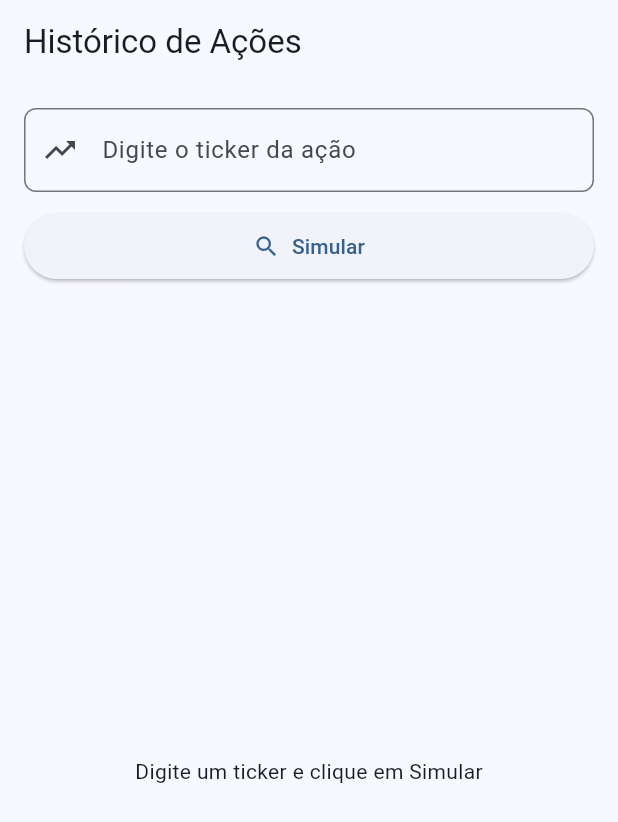
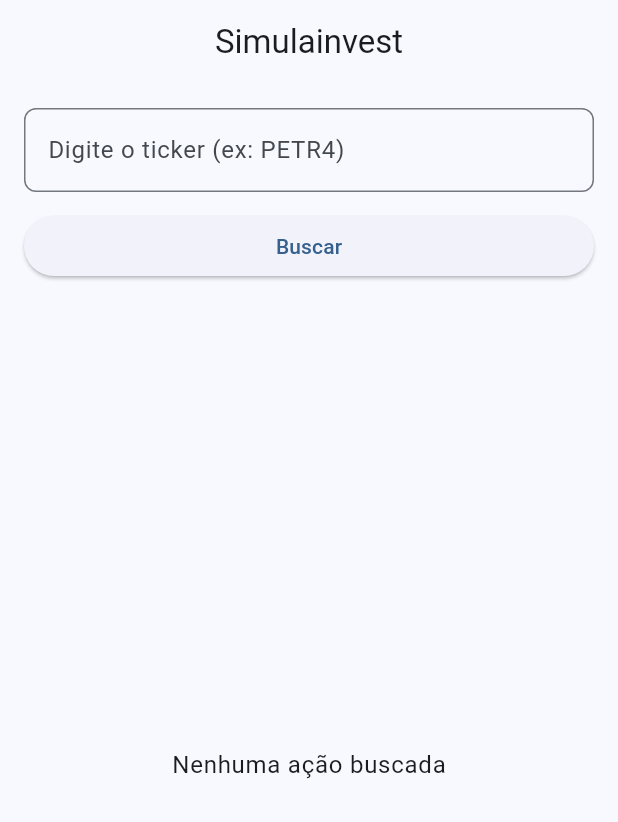
Before and after one commit to tavinskrt/equisim, a Flutter app: the screen it shows after launch, on a phone screen of 412 x 824 dp. Shown: the top 822 px of the screen. Run offline on Flutter 3.47's test engine with Material 3 defaults, Android fonts, the phone set to English and light mode, and no system bars; our stand-ins replace flutter_dotenv.

Commit message:
remodelagem do codigo para atender ao modelo MVC. Criação do modelo para tratar exceptions de forma mais detalhada e eficiente facilitando correções ou adição de novos tratamentos

```diff
--- /dev/null
+++ b/lib/controllers/base_controller.dart
@@ -0,0 +1,29 @@
+import 'package:flutter/material.dart';
+
+/// Classe base para todos os controladores
+/// Fornece gerenciamento de estado comum e notificação de mudanças
+abstract class BaseController extends ChangeNotifier {
+  bool _isLoading = false;
+  String? _errorMessage;
+
+  bool get isLoading => _isLoading;
+  String? get errorMessage => _errorMessage;
+
+  /// Define o estado de carregamento
+  void setLoading(bool value) {
+    _isLoading = value;
+    notifyListeners();
+  }
+
+  /// Define uma mensagem de erro
+  void setError(String? message) {
+    _errorMessage = message;
+    notifyListeners();
+  }
+
+  /// Limpa o estado de erro
+  void clearError() {
+    _errorMessage = null;
+    notifyListeners();
+  }
+}
--- a/lib/main.dart
+++ b/lib/main.dart
@@ -1,9 +1,8 @@
-//import 'dart:convert';
 import 'package:flutter/material.dart';
-//import 'package:http/http.dart' as http;
 import 'package:flutter_dotenv/flutter_dotenv.dart';
-import 'models/stock.dart';
-import 'services/stock_service.dart';
+import 'package:provider/provider.dart';
+import 'controllers/stock_controller.dart';
+import 'views/stock_page.dart';
 
 
 Future<void> main() async {
@@ -21,157 +20,20 @@ Future<void> main() async {
 
 
 class MyApp extends StatelessWidget {
-  //Mantendo o padrão de construtor com super.key(identidade do widget passada pro pai, sem
-  //super.key as keys não fazem nada) para compatibilidade futura e melhores práticas.
   const MyApp({super.key});
-  //@override não faz o código funcionar — ele evita que você escreva código errado sem perceber.
-  //Ele é uma anotação que indica que o método build() está sobrescrevendo um método da classe pai (StatelessWidget).
-  @override
-  Widget build(BuildContext context) {
-    // O MaterialApp é o widget raiz da aplicação, que configura temas, rotas e a tela inicial.
-    return MaterialApp(
-      title: 'Stocks App',
-      theme: ThemeData(
-        colorScheme: ColorScheme.fromSeed(seedColor: Colors.blue),
-      ),
-      home: const StockPage(),
-    );
-  }
-}
-
-
-
-class StockPage extends StatefulWidget {
-  const StockPage({super.key});
-  @override
-  // O createState é um método obrigatório para StatefulWidgets, que cria a instância do estado associado a este widget.
-  State<StockPage> createState() => _StockPageState();
-}
-
-
-
-class _StockPageState extends State<StockPage> {
-  List<Stock> stocks = [];
-  bool isLoading = false;
-  String? errorMessage;
-  // 'late' indica que a variável será inicializada posteriormente, mas antes de ser usada.
-  // O TextEditingController é usado para controlar o texto de um TextField.
-  late TextEditingController _tickerController;
-
-  @override
-  void initState() {
-    super.initState();
-    _tickerController = TextEditingController();
-  }
-
-  @override
-  void dispose() {
-    _tickerController.dispose();
-    super.dispose();
-  }
-
-  Future<void> fetchStocks() async {
-    final ticker = _tickerController.text.trim().toUpperCase();
-    if (ticker.isEmpty) {
-      setState(() {
-        errorMessage = 'Por favor, digite um ticker';
-      });
-      return;
-    }
-    setState(() {
-      isLoading = true;
-      errorMessage = null;
-    });
-
-    final stockServices = StockService();
-    try {
-      final loadedStocks = await stockServices.fetchStocks(ticker);
-      setState(() {
-        stocks = loadedStocks;
-        isLoading = false;
-      });
-    } catch (e) {
-      setState(() {
-        isLoading = false;
-        errorMessage = '$e';
-      });
-    }
-  }
 
   @override
   Widget build(BuildContext context) {
-    return Scaffold(
-      appBar: AppBar(
-        title: const Text('Histórico de Ações'),
-      ),
-      body: Column(
-        children: [
-          Padding(
-            padding: const EdgeInsets.all(16.0),
-            child: Column(
-              children: [
-                TextField(
-                  controller: _tickerController,
-                  textCapitalization: TextCapitalization.characters,
-                  decoration: InputDecoration(
-                    labelText: 'Digite o ticker da ação',
-                    hintText: 'Ex: PETR4, VALE3, ITUB4',
-                    border: OutlineInputBorder(
-                      borderRadius: BorderRadius.circular(8),
-                    ),
-                    prefixIcon: const Icon(Icons.trending_up),
-                  ),
-                ),
-                const SizedBox(height: 12),
-                SizedBox(
-                  width: double.infinity,
-                  child: ElevatedButton.icon(
-                    onPressed: isLoading ? null : fetchStocks,
-                    icon: const Icon(Icons.search),
-                    label: const Text('Simular'),
-                    style: ElevatedButton.styleFrom(
-                      padding: const EdgeInsets.symmetric(vertical: 12),
-                    ),
-                  ),
-                ),
-              ],
-            ),
-          ),
-          Expanded(
-            child: isLoading
-                ? const Center(child: CircularProgressIndicator())
-                : errorMessage != null
-                    ? Center(
-                        child: Padding(
-                          padding: const EdgeInsets.all(16.0),
-                          child: Column(
-                            mainAxisAlignment: MainAxisAlignment.center,
-                            children: [
-                              const Icon(Icons.error, size: 50, color: Colors.red),
-                              const SizedBox(height: 16),
-                              Text(
-                                errorMessage!,
-                                textAlign: TextAlign.center,
-                                style: const TextStyle(fontSize: 16),
-                              ),
-                            ],
-                          ),
-                        ),
-                      )
-                    : stocks.isEmpty
-                        ? const Center(child: Text('Digite um ticker e clique em Simular'))
-                        : ListView.builder(
-                            itemCount: stocks.length,
-                            itemBuilder: (context, index) {
-                              final stock = stocks[index];
-                              return ListTile(
-                                title: Text(stock.date),
-                                subtitle: Text('Preço: R\$ ${stock.close.toStringAsFixed(2)}'),
-                              );
-                            },
-                          ),
-          ),
-        ],
+    return MultiProvider(
+      providers: [
+        ChangeNotifierProvider(create: (_) => StockController()),
+      ],
+      child: MaterialApp(
+        title: 'Simulainvest',
+        theme: ThemeData(
+          colorScheme: ColorScheme.fromSeed(seedColor: Colors.blue),
+        ),
+        home: const StockPage(),
       ),
     );
   }
--- a/lib/models/exceptions.dart
+++ b/lib/models/exceptions.dart
@@ -0,0 +1,129 @@
+/// Exceção base para a aplicação
+abstract class AppException implements Exception {
+  final String message;
+  final String? code;
+  final dynamic originalError;
+
+  AppException({
+    required this.message,
+    this.code,
+    this.originalError,
+  });
+
+  @override
+  String toString() => message;
+}
+
+/// Erro de conexão com a API
+class NetworkException implements AppException {
+  @override
+  final String message;
+  @override
+  final String? code;
+  @override
+  final dynamic originalError;
+
+  NetworkException({
+    this.message = 'Erro de conexão com a API',
+    this.code = 'NETWORK_ERROR',
+    this.originalError,
+  });
+
+  @override
+  String toString() => message;
+}
+
+/// Erro de autenticação (API KEY inválida, etc)
+class AuthenticationException implements AppException {
+  @override
+  final String message;
+  @override
+  final String? code;
+  @override
+  final dynamic originalError;
+
+  AuthenticationException({
+    this.message = 'Erro de autenticação. Verifique sua API KEY',
+    this.code = 'AUTH_ERROR',
+    this.originalError,
+  });
+
+  @override
+  String toString() => message;
+}
+
+/// Erro 404 - Recurso não encontrado
+class NotFoundException implements AppException {
+  @override
+  final String message;
+  @override
+  final String? code;
+  @override
+  final dynamic originalError;
+
+  NotFoundException({
+    this.message = 'Ticker não encontrado',
+    this.code = 'NOT_FOUND',
+    this.originalError,
+  });
+
+  @override
+  String toString() => message;
+}
+
+/// Erro de validação de dados
+class ValidationException implements AppException {
+  @override
+  final String message;
+  @override
+  final String? code;
+  @override
+  final dynamic originalError;
+
+  ValidationException({
+    required this.message,
+    this.code = 'VALIDATION_ERROR',
+    this.originalError,
+  });
+
+  @override
+  String toString() => message;
+}
+
+/// Erro genérico de servidor
+class ServerException implements AppException {
+  @override
+  final String message;
+  @override
+  final String? code;
+  @override
+  final dynamic originalError;
+
+  ServerException({
+    this.message = 'Erro no servidor. Tente novamente mais tarde',
+    this.code = 'SERVER_ERROR',
+    this.originalError,
+  });
+
+  @override
+  String toString() => message;
+}
+
+/// Timeout na requisição
+class TimeoutException implements AppException {
+  @override
+  final String message;
+  @override
+  final String? code;
+  @override
+  final dynamic originalError;
+
+  TimeoutException({
+    this.message = 'A requisição demorou muito tempo. Tente novamente',
+    this.code = 'TIMEOUT_ERROR',
+    this.originalError,
+  });
+
+  @override
+  String toString() => message;
+}
--- /dev/null
+++ b/lib/views/stock_page.dart
@@ -0,0 +1,145 @@
+import 'package:flutter/material.dart';
+import 'package:provider/provider.dart';
+import '../controllers/stock_controller.dart';
+
+/// Tela principal de busca de ações
+class StockPage extends StatefulWidget {
+  const StockPage({super.key});
+
+  @override
+  State<StockPage> createState() => _StockPageState();
+}
+
+class _StockPageState extends State<StockPage> {
+  late TextEditingController _tickerController;
+
+  @override
+  void initState() {
+    super.initState();
+    _tickerController = TextEditingController();
+  }
+
+  @override
+  void dispose() {
+    _tickerController.dispose();
+    super.dispose();
+  }
+
+  @override
+  Widget build(BuildContext context) {
+    return Scaffold(
+      appBar: AppBar(
+        title: const Text('Simulainvest'),
+        centerTitle: true,
+      ),
+      body: Padding(
+        padding: const EdgeInsets.all(16.0),
+        child: Column(
+          children: [
+            _buildSearchWidget(),
+            const SizedBox(height: 24),
+            Expanded(
+              child: _buildStockListWidget(),
+            ),
+          ],
+        ),
+      ),
+    );
+  }
+
+  /// Widget para buscar ações
+  Widget _buildSearchWidget() {
+    return Consumer<StockController>(
+      builder: (context, controller, _) {
+        return Column(
+          children: [
+            TextField(
+              controller: _tickerController,
+              decoration: InputDecoration(
+                hintText: 'Digite o ticker (ex: PETR4)',
+                border: OutlineInputBorder(
+                  borderRadius: BorderRadius.circular(8),
+                ),
+                suffixIcon: controller.isLoading
+                    ? const Padding(
+                        padding: EdgeInsets.all(8.0),
+                        child: SizedBox(
+                          width: 20,
+                          height: 20,
+                          child: CircularProgressIndicator(strokeWidth: 2),
+                        ),
+                      )
+                    : null,
+              ),
+              enabled: !controller.isLoading,
+            ),
+            const SizedBox(height: 12),
+            SizedBox(
+              width: double.infinity,
+              child: ElevatedButton(
+                onPressed: controller.isLoading
+                    ? null
+                    : () {
+                        controller.clearStocks();
+                        controller.fetchStocks(_tickerController.text);
+                      },
+                child: const Text('Buscar'),
+              ),
+            ),
+            if (controller.errorMessage != null) ...[
+              const SizedBox(height: 12),
+              Container(
+                padding: const EdgeInsets.all(12),
+                decoration: BoxDecoration(
+                  color: Colors.red.shade100,
+                  borderRadius: BorderRadius.circular(8),
+                  border: Border.all(color: Colors.red),
+                ),
+                child: Text(
+                  controller.errorMessage!,
+                  style: TextStyle(color: Colors.red.shade800),
+                ),
+              ),
+            ],
+          ],
+        );
+      },
+    );
+  }
+
+  /// Widget para listar ações
+  Widget _buildStockListWidget() {
+    return Consumer<StockController>(
+      builder: (context, controller, _) {
+        if (controller.stocks.isEmpty && !controller.isLoading) {
+          return Center(
+            child: Text(
+              controller.errorMessage ?? 'Nenhuma ação buscada',
+              style: Theme.of(context).textTheme.bodyLarge,
+            ),
+          );
+        }
+
+        return ListView.builder(
+          itemCount: controller.stocks.length,
+          itemBuilder: (context, index) {
+            final stock = controller.stocks[index];
+            return Card(
+              margin: const EdgeInsets.only(bottom: 8),
+              child: ListTile(
+                title: Text(stock.date),
+                trailing: Text(
+                  'R\$ ${stock.close.toStringAsFixed(2)}',
+                  style: const TextStyle(
+                    fontSize: 16,
+                    fontWeight: FontWeight.bold,
+                  ),
+                ),
+              ),
+            );
+          },
+        );
+      },
+    );
+  }
+}
--- a/pubspec.yaml
+++ b/pubspec.yaml
@@ -13,6 +13,7 @@ dependencies:
   flutter_dotenv: ^5.1.0    # Permite carregar variáveis de ambiente a partir de um arquivo .env
   http: ^0.13.6             # Permite fazer requisições HTTP e acessar APIs externas
   intl: ^0.19.0             # Formatação de datas e números internacionalizados
+  provider: ^6.0.0          # Gerenciamento de estado e injeção de dependências
 
 dev_dependencies:
   flutter_test:
```
Also changed, not shown: lib/controllers/stock_controller.dart (added, +58 -0 lines), lib/models/stock.dart (+22 -5 lines), lib/services/stock_service.dart (+92 -8 lines).
